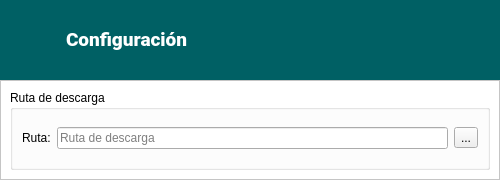
Above: app/ui/Settings.ui from caicesardev/GUIDownloader before the change. Below: the same form after it.
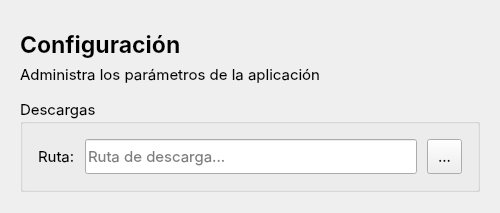
That is the form after the change. Icons and pictures are not drawn.

```diff
--- a/app/ui/Settings.ui
+++ b/app/ui/Settings.ui
@@ -7,25 +7,15 @@
     <x>0</x>
     <y>0</y>
     <width>500</width>
-    <height>180</height>
+    <height>213</height>
    </rect>
   </property>
-  <property name="minimumSize">
-   <size>
-    <width>500</width>
-    <height>180</height>
-   </size>
-  </property>
-  <property name="maximumSize">
-   <size>
-    <width>500</width>
-    <height>180</height>
-   </size>
-  </property>
   <property name="font">
    <font>
-    <family>Roboto</family>
+    <family>Inter</family>
     <pointsize>11</pointsize>
+    <stylestrategy>PreferAntialias</stylestrategy>
+    <hintingpreference>PreferFullHinting</hintingpreference>
    </font>
   </property>
   <property name="windowTitle">
@@ -36,110 +26,112 @@
     <normaloff>:/res/images/downloading.png</normaloff>:/res/images/downloading.png</iconset>
   </property>
   <layout class="QVBoxLayout" name="verticalLayout">
-   <property name="spacing">
-    <number>0</number>
-   </property>
-   <property name="leftMargin">
-    <number>0</number>
-   </property>
-   <property name="topMargin">
-    <number>0</number>
-   </property>
-   <property name="rightMargin">
-    <number>0</number>
-   </property>
-   <property name="bottomMargin">
-    <number>0</number>
-   </property>
-   <item>
-    <widget class="QFrame" name="header_frame">
-     <property name="maximumSize">
-      <size>
-       <width>16777215</width>
-       <height>80</height>
-      </size>
-     </property>
-     <property name="font">
-      <font>
-       <family>Roboto Mono</family>
-       <pointsize>10</pointsize>
-      </font>
-     </property>
-     <property name="styleSheet">
-      <string notr="true">QFrame#header_frame{background: #006064;}</string>
-     </property>
-     <layout class="QHBoxLayout" name="horizontalLayout">
-      <property name="leftMargin">
-       <number>18</number>
-      </property>
-      <item>
-       <widget class="QLabel" name="label">
-        <property name="maximumSize">
-         <size>
-          <width>32</width>
-          <height>32</height>
-         </size>
-        </property>
-        <property name="pixmap">
-         <pixmap resource="../images.qrc">:/res/images/downloading.png</pixmap>
-        </property>
-        <property name="scaledContents">
-         <bool>true</bool>
-        </property>
-       </widget>
-      </item>
-      <item>
-       <spacer name="horizontalSpacer_2">
-        <property name="orientation">
-         <enum>Qt::Horizontal</enum>
-        </property>
-        <property name="sizeType">
-         <enum>QSizePolicy::Fixed</enum>
-        </property>
-        <property name="sizeHint" stdset="0">
-         <size>
-          <width>10</width>
-          <height>20</height>
-         </size>
-        </property>
-       </spacer>
-      </item>
-      <item>
-       <widget class="QLabel" name="title">
-        <property name="font">
-         <font>
-          <family>Roboto</family>
-         </font>
-        </property>
-        <property name="text">
-         <string>&lt;html&gt;&lt;head/&gt;&lt;body&gt;&lt;p&gt;&lt;span style=&quot; font-size:14pt; font-weight:700; color:#ffffff;&quot;&gt;Configuración&lt;/span&gt;&lt;/p&gt;&lt;/body&gt;&lt;/html&gt;</string>
-        </property>
-       </widget>
-      </item>
-     </layout>
-    </widget>
-   </item>
    <item>
     <widget class="QFrame" name="central_frame">
-     <property name="styleSheet">
-      <string notr="true">QFrame#central_frame 
-{
-	background: white;
-}</string>
+     <property name="sizePolicy">
+      <sizepolicy hsizetype="Preferred" vsizetype="Maximum">
+       <horstretch>0</horstretch>
+       <verstretch>0</verstretch>
+      </sizepolicy>
      </property>
      <property name="frameShape">
-      <enum>QFrame::StyledPanel</enum>
-     </property>
-     <property name="frameShadow">
-      <enum>QFrame::Raised</enum>
+      <enum>QFrame::Shape::NoFrame</enum>
      </property>
      <layout class="QVBoxLayout" name="verticalLayout_2">
+      <property name="topMargin">
+       <number>0</number>
+      </property>
+      <property name="bottomMargin">
+       <number>0</number>
+      </property>
       <item>
-       <widget class="QGroupBox" name="groupBox">
+       <widget class="QFrame" name="lbl_frame">
+        <property name="frameShape">
+         <enum>QFrame::Shape::NoFrame</enum>
+        </property>
+        <layout class="QVBoxLayout" name="verticalLayout_4">
+         <property name="leftMargin">
+          <number>0</number>
+         </property>
+         <property name="rightMargin">
+          <number>0</number>
+         </property>
+         <item>
+          <widget class="QLabel" name="lbl_settings">
+           <property name="sizePolicy">
+            <sizepolicy hsizetype="Preferred" vsizetype="Preferred">
+             <horstretch>0</horstretch>
+             <verstretch>0</verstretch>
+            </sizepolicy>
+           </property>
+           <property name="font">
+            <font>
+             <family>Inter</family>
+             <pointsize>17</pointsize>
+             <bold>true</bold>
+             <stylestrategy>PreferAntialias</stylestrategy>
+             <hintingpreference>PreferFullHinting</hintingpreference>
+            </font>
+           </property>
+           <property name="text">
+            <string>Configuración</string>
+           </property>
+          </widget>
+         </item>
+         <item>
+          <widget class="QLabel" name="lbl_settings_description">
+           <property name="sizePolicy">
+            <sizepolicy hsizetype="Preferred" vsizetype="Preferred">
+             <horstretch>0</horstretch>
+             <verstretch>0</verstretch>
+            </sizepolicy>
+           </property>
+           <property name="text">
+            <string>Administra los parámetros de la aplicación</string>
+           </property>
+          </widget>
+         </item>
+        </layout>
+       </widget>
+      </item>
+      <item>
+       <widget class="QGroupBox" name="group_box_settings">
+        <property name="sizePolicy">
+         <sizepolicy hsizetype="Preferred" vsizetype="Maximum">
+          <horstretch>0</horstretch>
+          <verstretch>0</verstretch>
+         </sizepolicy>
+        </property>
+        <property name="font">
+         <font>
+          <family>Inter</family>
+          <pointsize>11</pointsize>
+          <stylestrategy>PreferAntialias</stylestrategy>
+          <hintingpreference>PreferFullHinting</hintingpreference>
+         </font>
+        </property>
         <property name="title">
-         <string>Ruta de descarga</string>
+         <string>Descargas</string>
+        </property>
+        <property name="flat">
+         <bool>true</bool>
         </property>
         <layout class="QGridLayout" name="gridLayout">
+         <property name="leftMargin">
+          <number>15</number>
+         </property>
+         <property name="topMargin">
+          <number>15</number>
+         </property>
+         <property name="rightMargin">
+          <number>15</number>
+         </property>
+         <property name="bottomMargin">
+          <number>15</number>
+         </property>
+         <property name="horizontalSpacing">
+          <number>10</number>
+         </property>
          <item row="0" column="0">
           <widget class="QLabel" name="label_2">
            <property name="text">
@@ -149,16 +141,39 @@
          </item>
          <item row="0" column="1">
           <widget class="QLineEdit" name="path_edit">
+           <property name="minimumSize">
+            <size>
+             <width>0</width>
+             <height>35</height>
+            </size>
+           </property>
            <property name="readOnly">
             <bool>true</bool>
            </property>
            <property name="placeholderText">
-            <string>Ruta de descarga</string>
+            <string>Ruta de descarga...</string>
            </property>
           </widget>
          </item>
          <item row="0" column="2">
           <widget class="QToolButton" name="open_btn">
+           <property name="minimumSize">
+            <size>
+             <width>35</width>
+             <height>35</height>
+            </size>
+           </property>
+           <property name="font">
+            <font>
+             <family>Inter</family>
+             <pointsize>11</pointsize>
+             <stylestrategy>PreferAntialias</stylestrategy>
+             <hintingpreference>PreferFullHinting</hintingpreference>
+            </font>
+           </property>
+           <property name="cursor">
+            <cursorShape>PointingHandCursor</cursorShape>
+           </property>
            <property name="toolTip">
             <string>Seleccionar carpeta</string>
            </property>
```
